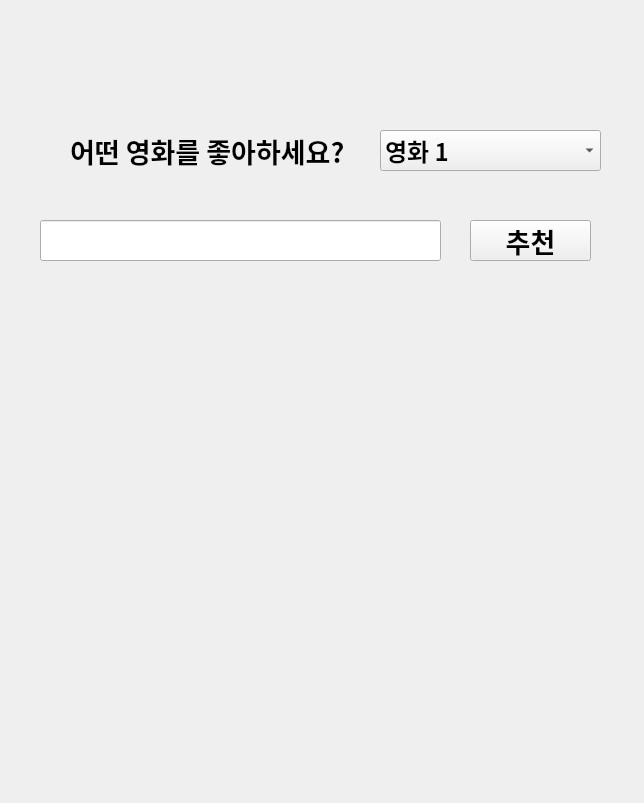
kingscrosss/movie_for_you_team, file movie_recomendation.ui: the form before one commit.
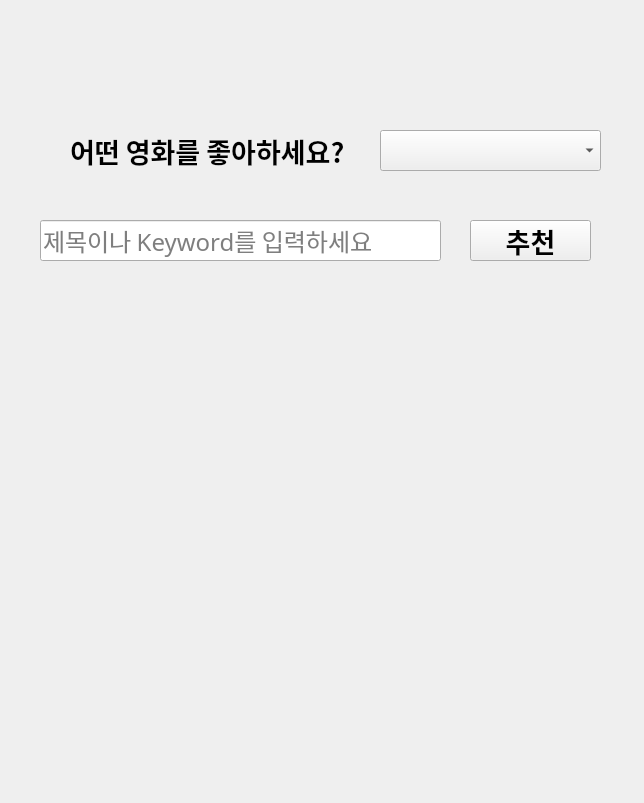
The form after the commit.

Commit message: 영화 추천 앱 완성

What changed in the file:
```diff
--- a/movie_recomendation.ui
+++ b/movie_recomendation.ui
@@ -46,26 +46,17 @@
    <property name="font">
     <font>
      <family>함초롬돋움</family>
-     <pointsize>18</pointsize>
+     <pointsize>16</pointsize>
      <weight>75</weight>
      <bold>true</bold>
     </font>
    </property>
-   <item>
-    <property name="text">
-     <string>영화 1</string>
-    </property>
-   </item>
-   <item>
-    <property name="text">
-     <string>영화 3</string>
-    </property>
-   </item>
-   <item>
-    <property name="text">
-     <string>영화 2</string>
-    </property>
-   </item>
+   <property name="sizeAdjustPolicy">
+    <enum>QComboBox::AdjustToMinimumContentsLengthWithIcon</enum>
+   </property>
+   <property name="placeholderText">
+    <string>영화 선택</string>
+   </property>
   </widget>
   <widget class="QLineEdit" name="le_keyword">
    <property name="geometry">
@@ -76,6 +67,21 @@
      <height>41</height>
     </rect>
    </property>
+   <property name="font">
+    <font>
+     <family>함초롬돋움</family>
+     <pointsize>18</pointsize>
+    </font>
+   </property>
+   <property name="cursor">
+    <cursorShape>ArrowCursor</cursorShape>
+   </property>
+   <property name="text">
+    <string/>
+   </property>
+   <property name="placeholderText">
+    <string>제목이나 Keyword를 입력하세요</string>
+   </property>
   </widget>
   <widget class="QPushButton" name="btn_recommendation">
    <property name="geometry">
@@ -101,23 +107,26 @@
   <widget class="QLabel" name="lbl_recommendation">
    <property name="geometry">
     <rect>
-     <x>100</x>
-     <y>310</y>
-     <width>471</width>
-     <height>431</height>
+     <x>50</x>
+     <y>300</y>
+     <width>551</width>
+     <height>471</height>
     </rect>
    </property>
    <property name="font">
     <font>
      <family>함초롬돋움</family>
-     <pointsize>20</pointsize>
-     <weight>75</weight>
-     <bold>true</bold>
+     <pointsize>18</pointsize>
+     <weight>50</weight>
+     <bold>false</bold>
     </font>
    </property>
    <property name="text">
     <string/>
    </property>
+   <property name="alignment">
+    <set>Qt::AlignHCenter|Qt::AlignTop</set>
+   </property>
   </widget>
  </widget>
  <resources/>
```
The commit also changes 2 other files.
